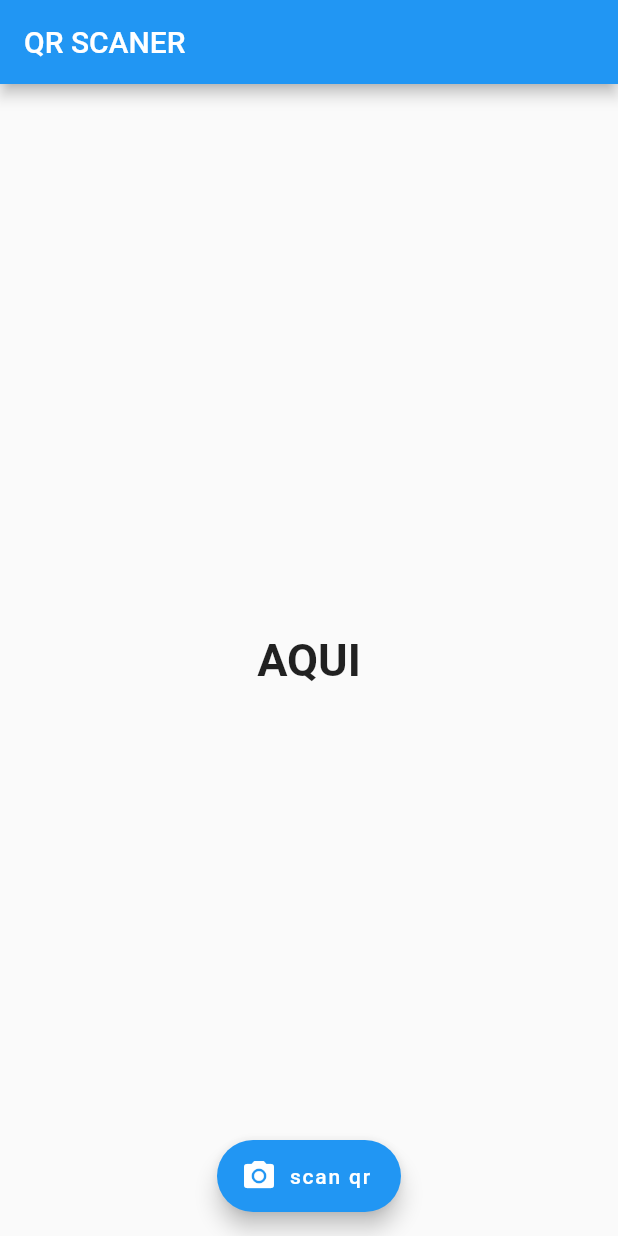
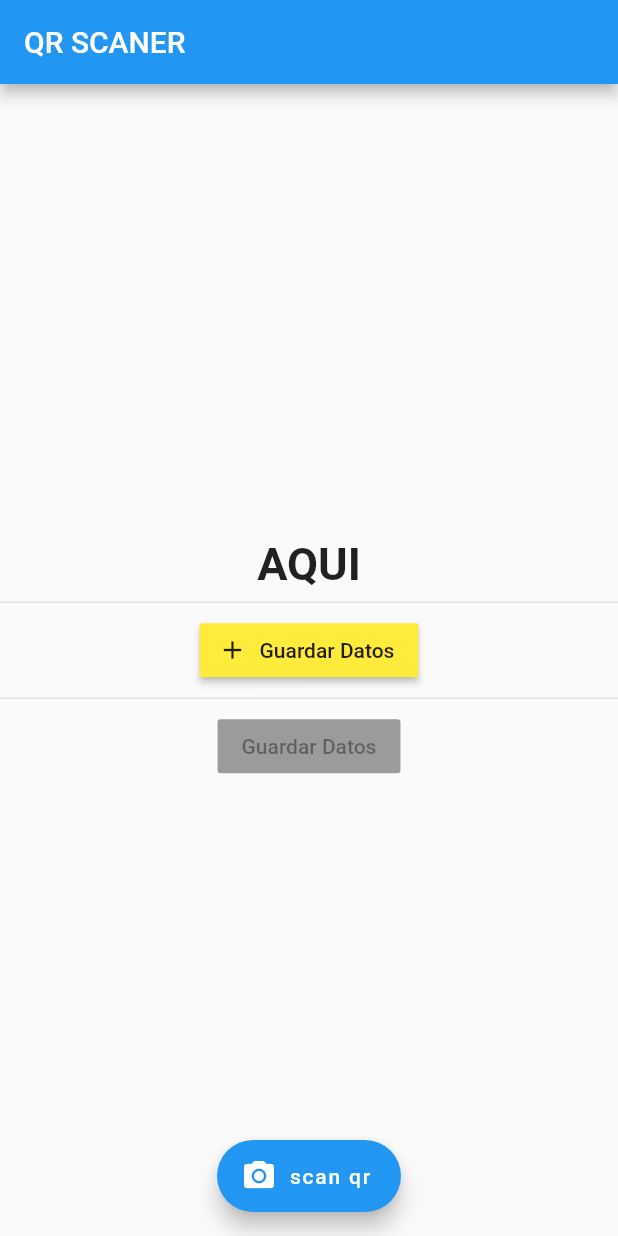
Before and after one commit to cristianfchq/qr_flutter, a Flutter app: the screen it shows after launch, on a phone screen of 412 x 824 dp. Run offline on Flutter 3.47's test engine with Material 2 defaults, Android fonts, the phone set to English and light mode, and no system bars; missing offline and left inert: barcode_scan.

Commit message:
agregamos mas lineas

```diff
--- a/lib/main.dart
+++ b/lib/main.dart
@@ -1,11 +1,49 @@
 import 'package:flutter/material.dart';
+import 'package:qr_flutter/new_page.dart';
+
+import 'package:barcode_scan/barcode_scan.dart';
+import 'package:flutter/services.dart';
 
 void main() => runApp(MaterialApp(
       debugShowCheckedModeBanner: false,
       home: HomePage(),
     ));
 
-class HomePage extends StatelessWidget {
+class HomePage extends StatefulWidget {
+  @override
+  _HomePageState createState() => _HomePageState();
+}
+
+class _HomePageState extends State<HomePage> {
+  String result = "AQUI";
+  var datos;
+  Future _scanQR() async {
+    try {
+      String qrResult = await BarcodeScanner.scan();
+      setState(() {
+        result = qrResult;
+      });
+    } on PlatformException catch (ex) {
+      if (ex.code == BarcodeScanner.CameraAccessDenied) {
+        setState(() {
+          result = "Permiso de la camara esta denegado";
+        });
+      } else {
+        setState(() {
+          result = "Error $ex";
+        });
+      }
+    } on FormatException {
+      setState(() {
+        result = "bla bla";
+      });
+    } catch (ex) {
+      setState(() {
+        result = "Error $ex";
+      });
+    }
+  }
+
   @override
   Widget build(BuildContext context) {
     return Scaffold(
@@ -14,19 +52,67 @@ class HomePage extends StatelessWidget {
           "QR SCANER",
         ),
       ),
-      body: Center(
-        child: Text(
-          "AQUI",
-          style: TextStyle(
-            fontSize: 30.0,
-            fontWeight: FontWeight.bold
+      body: Column(
+        mainAxisAlignment: MainAxisAlignment.center,
+        children: <Widget>[
+          Column(
+            children: <Widget>[
+              Center(
+                child: Text(
+                  result,
+                  style: TextStyle(fontSize: 30.0, fontWeight: FontWeight.bold),
+                ),
+              ),
+              Divider(),
+              RaisedButton.icon(
+                icon: Icon(Icons.add, size: 20.0),
+                color: Colors.yellow,
+                label: Text("Guardar Datos"),
+                onPressed: () {
+                  //setState(
+                  //() {
+                  //print(_nombre);
+                  //print(_contr);
+                  if (result == "bla bla" ||
+                      result == "AQUI" ||
+                      result == "Primero Scanear") {
+                    setState(() {
+                      result = "Primero Scanear";
+                    });
+                  } else {
+                    datos = result.split(',');
+                    print(datos);
+                    print(datos[0]);
+                    print(datos[1]);
+                    //print(datos[2]);
+                    //print(datos[3]);
+                    //print(datos[4]);
+                    Navigator.push(
+                      context,
+                      MaterialPageRoute(builder: (context) => NewPage()),
+                    );
+                  }
+                  //},
+                  //);
+                },
+              ),
+            ],
           ),
-        ),
+          Divider(),
+          Column(
+            children: <Widget>[
+              RaisedButton(
+                child: Text("Guardar Datos"),
+                onPressed: null,
+              ),
+            ],
+          ),
+        ],
       ),
       floatingActionButton: FloatingActionButton.extended(
         icon: Icon(Icons.camera_alt),
         label: Text("scan qr"),
-        onPressed: (){},
+        onPressed: _scanQR,
       ),
       floatingActionButtonLocation: FloatingActionButtonLocation.centerFloat,
     );
--- a/pubspec.yaml
+++ b/pubspec.yaml
@@ -23,6 +23,7 @@ dependencies:
   # The following adds the Cupertino Icons font to your application.
   # Use with the CupertinoIcons class for iOS style icons.
   cupertino_icons: ^0.1.2
+  barcode_scan: ^0.0.3
 
 dev_dependencies:
   flutter_test:
```
Also changed, not shown: lib/new_page.dart (added, +23 -0 lines), pubspec.lock, 7 other files.
